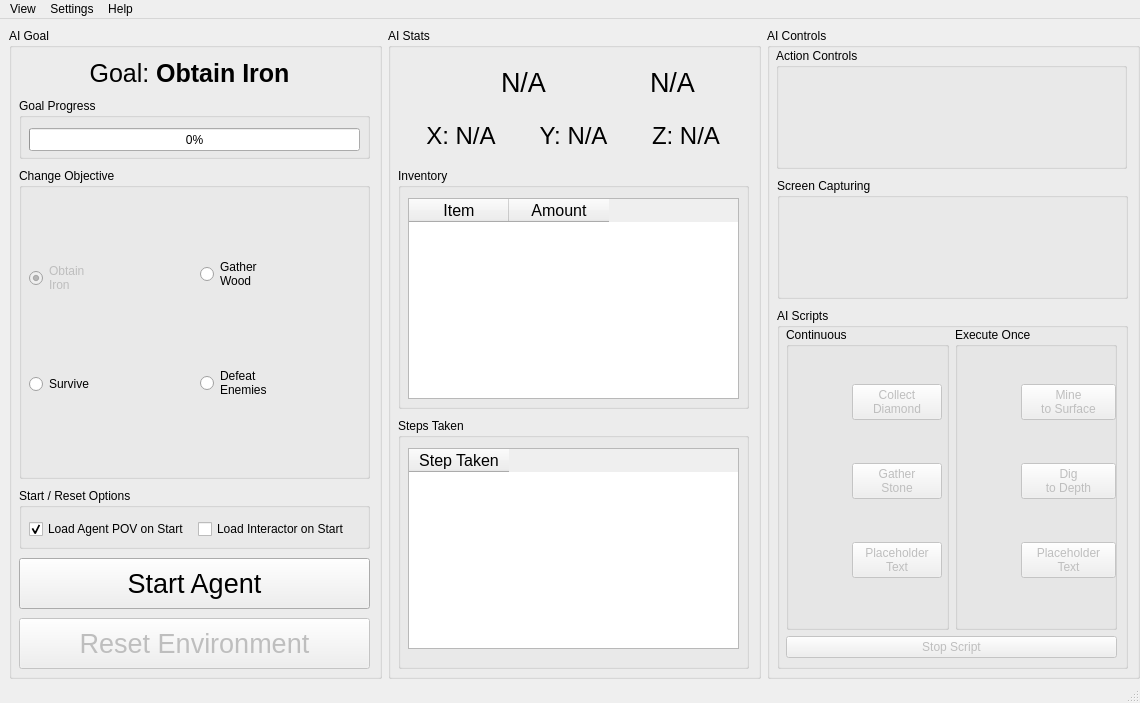
Above: src/GUI/ML4MC.ui from lincolnschick/ML4MC before the change. Below: the same form after it.
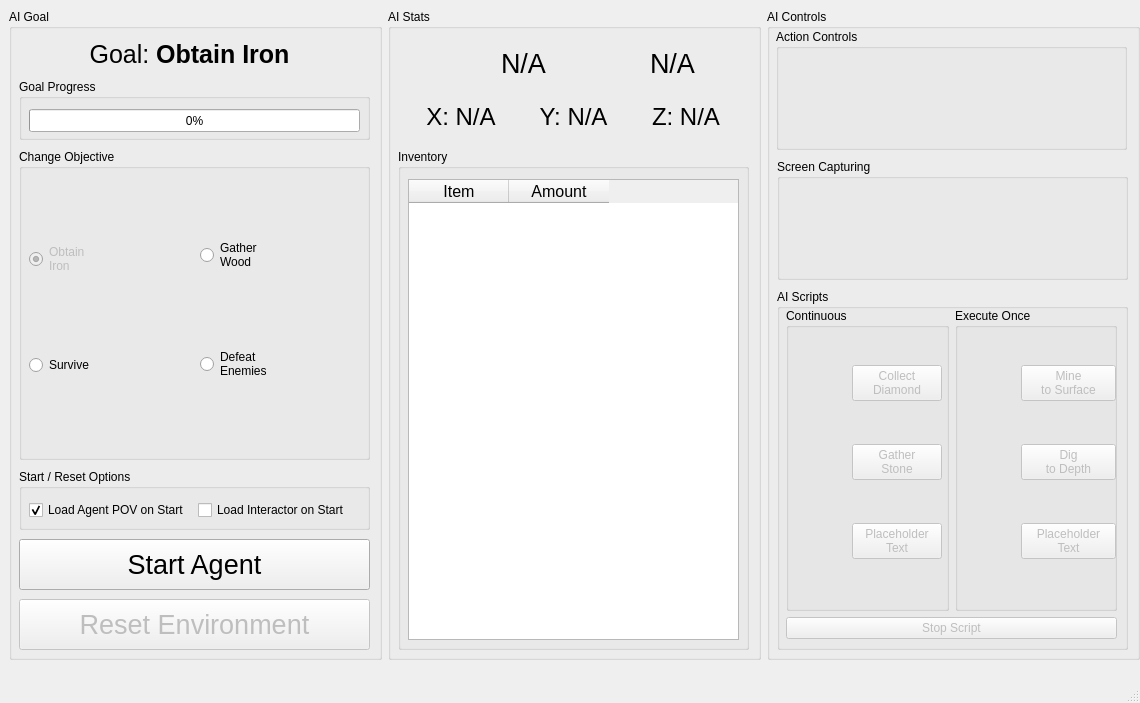
That is the form after the change. Icons and pictures are not drawn.

Commit message: Action Table Removed

```diff
--- a/src/GUI/ML4MC.ui
+++ b/src/GUI/ML4MC.ui
@@ -446,7 +446,7 @@
             <x>10</x>
             <y>140</y>
             <width>351</width>
-            <height>241</height>
+            <height>501</height>
            </rect>
           </property>
           <property name="title">
@@ -458,7 +458,7 @@
              <x>10</x>
              <y>30</y>
              <width>331</width>
-             <height>201</height>
+             <height>461</height>
             </rect>
            </property>
            <property name="sizePolicy">
@@ -505,66 +505,6 @@
            </column>
           </widget>
          </widget>
-         <widget class="QGroupBox" name="stepsGroupBox">
-          <property name="geometry">
-           <rect>
-            <x>10</x>
-            <y>390</y>
-            <width>351</width>
-            <height>251</height>
-           </rect>
-          </property>
-          <property name="title">
-           <string>Steps Taken</string>
-          </property>
-          <widget class="QTableWidget" name="stepsTable">
-           <property name="geometry">
-            <rect>
-             <x>10</x>
-             <y>30</y>
-             <width>331</width>
-             <height>201</height>
-            </rect>
-           </property>
-           <property name="sizePolicy">
-            <sizepolicy hsizetype="Fixed" vsizetype="Fixed">
-             <horstretch>0</horstretch>
-             <verstretch>0</verstretch>
-            </sizepolicy>
-           </property>
-           <property name="maximumSize">
-            <size>
-             <width>10000</width>
-             <height>10000</height>
-            </size>
-           </property>
-           <property name="baseSize">
-            <size>
-             <width>0</width>
-             <height>0</height>
-            </size>
-           </property>
-           <property name="font">
-            <font>
-             <pointsize>12</pointsize>
-            </font>
-           </property>
-           <property name="textElideMode">
-            <enum>Qt::ElideRight</enum>
-           </property>
-           <property name="gridStyle">
-            <enum>Qt::SolidLine</enum>
-           </property>
-           <attribute name="horizontalHeaderCascadingSectionResizes">
-            <bool>false</bool>
-           </attribute>
-           <column>
-            <property name="text">
-             <string>Step Taken</string>
-            </property>
-           </column>
-          </widget>
-         </widget>
         </widget>
        </item>
       </layout>
@@ -1059,24 +999,6 @@
      <height>22</height>
     </rect>
    </property>
-   <widget class="QMenu" name="menuView">
-    <property name="title">
-     <string>View</string>
-    </property>
-   </widget>
-   <widget class="QMenu" name="menuHelp">
-    <property name="title">
-     <string>Help</string>
-    </property>
-   </widget>
-   <widget class="QMenu" name="menuSettings">
-    <property name="title">
-     <string>Settings</string>
-    </property>
-   </widget>
-   <addaction name="menuView"/>
-   <addaction name="menuSettings"/>
-   <addaction name="menuHelp"/>
   </widget>
   <widget class="QStatusBar" name="statusbar"/>
  </widget>
```
The commit also changes 4 other files.
